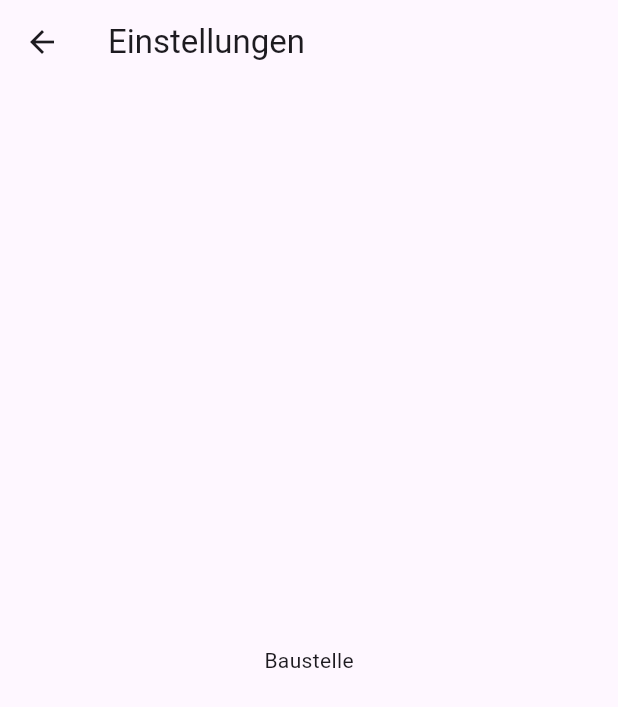
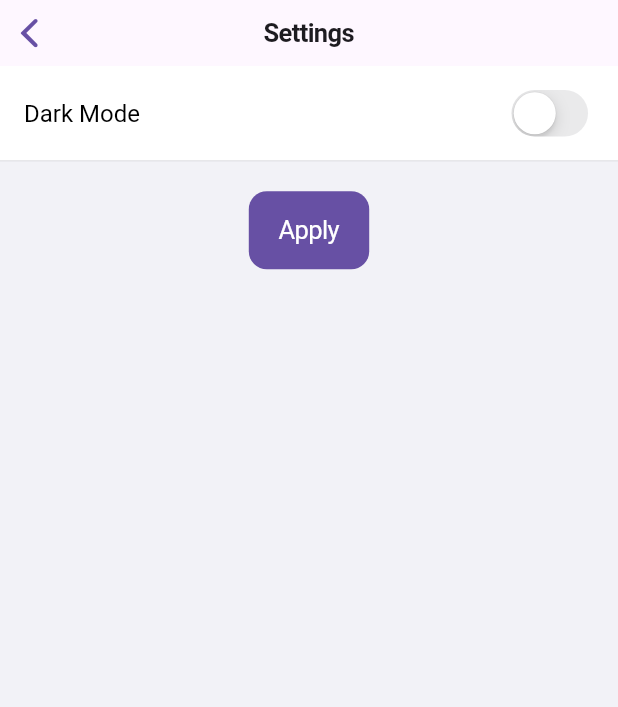
Before and after one commit to Chris-cod/LectorAI, a Flutter app: the SettingsPage screen opened directly, on a phone screen of 412 x 824 dp. Shown: the top 707 px of the screen. Run offline on Flutter 3.47's test engine with Material 3 defaults, Android fonts, the phone set to English and light mode, and no system bars; our stand-ins replace camera, shared_preferences; missing offline and left inert: dart:ffi, flutter_pdfview; accounts and stored records are empty.

Commit message:
create light-dark-Modus

```diff
--- a/lib/seiten/Settings/settings_page.dart
+++ b/lib/seiten/Settings/settings_page.dart
@@ -1,15 +1,114 @@
+import 'package:flutter/cupertino.dart';
+import 'package:flutter/material.dart';
+import 'package:lectorai_frontend/seiten/Settings/theme_provider.dart';
+import 'package:provider/provider.dart';
+import 'package:shared_preferences/shared_preferences.dart';
 
-import 'package:flutter/material.dart';
+class SettingsPage extends StatefulWidget {
+  const SettingsPage({super.key});
 
-class SettingsPage extends StatelessWidget {
+  @override
+  _SettingsPageState createState() => _SettingsPageState();
+}
+
+class _SettingsPageState extends State<SettingsPage> {
+  bool isDarkMode = false;
+
+  @override
+  void initState() {
+    super.initState();
+    _loadSettings();
+  }
+
   @override
   Widget build(BuildContext context) {
-    return Scaffold(
-      appBar: AppBar(
-        title: Text('Einstellungen'),
+    return CupertinoPageScaffold(
+      navigationBar: CupertinoNavigationBar(
+        middle: Text('Settings', style: TextStyle(color: Theme.of(context).textTheme.headlineMedium?.color)),
+        backgroundColor: CupertinoColors.systemGrey6,
       ),
-      body: Center(
-        child: Text('Baustelle'),
+      child: Container(
+        color: CupertinoColors.systemGrey6,
+        child: ListView(
+          children: [
+            buildThemeToggle(),
+            const SizedBox(height: 20),
+            Center(
+              child: CupertinoButton.filled(
+                onPressed: _applyTheme,
+                child: const Text('Apply'),
+              ),
+            ),
+          ],
+        ),
+      ),
+    );
+  }
+
+  Widget buildThemeToggle() {
+    return CupertinoListTile(
+      title: const Text('Dark Mode'),
+      trailing: CupertinoSwitch(
+        value: isDarkMode,
+        onChanged: (value) {
+          setState(() {
+            isDarkMode = value;
+            _saveSettings();
+          });
+        },
+      ),
+    );
+  }
+
+  void _applyTheme() {
+    final themeProvider = Provider.of<ThemeProvider>(context, listen: false);
+    themeProvider.applyTheme(isDarkMode ? ThemeMode.dark : ThemeMode.light);
+  }
+
+  void _loadSettings() async {
+    SharedPreferences prefs = await SharedPreferences.getInstance();
+    setState(() {
+      isDarkMode = prefs.getBool('isDarkMode') ?? false;
+    });
+  }
+
+  void _saveSettings() async {
+    SharedPreferences prefs = await SharedPreferences.getInstance();
+    prefs.setBool('isDarkMode', isDarkMode);
+  }
+}
+
+class CupertinoListTile extends StatelessWidget {
+  final Widget title;
+  final Widget? trailing;
+
+  const CupertinoListTile({super.key, required this.title, this.trailing});
+
+  @override
+  Widget build(BuildContext context) {
+    return Container(
+      padding: const EdgeInsets.symmetric(vertical: 12, horizontal: 16),
+      decoration: const BoxDecoration(
+        color: CupertinoColors.white,
+        border: Border(
+          bottom: BorderSide(
+            color: CupertinoColors.systemGrey4,
+            width: 0.5,
+          ),
+        ),
+      ),
+      child: Row(
+        mainAxisAlignment: MainAxisAlignment.spaceBetween,
+        children: [
+          DefaultTextStyle(
+            style: const TextStyle(
+              fontSize: 16,
+              color: CupertinoColors.black,
+            ),
+            child: title,
+          ),
+          if (trailing != null) trailing!,
+        ],
       ),
     );
   }
```
Also changed, not shown: lib/seiten/Settings/theme_provider.dart (added, +74 -0 lines).
